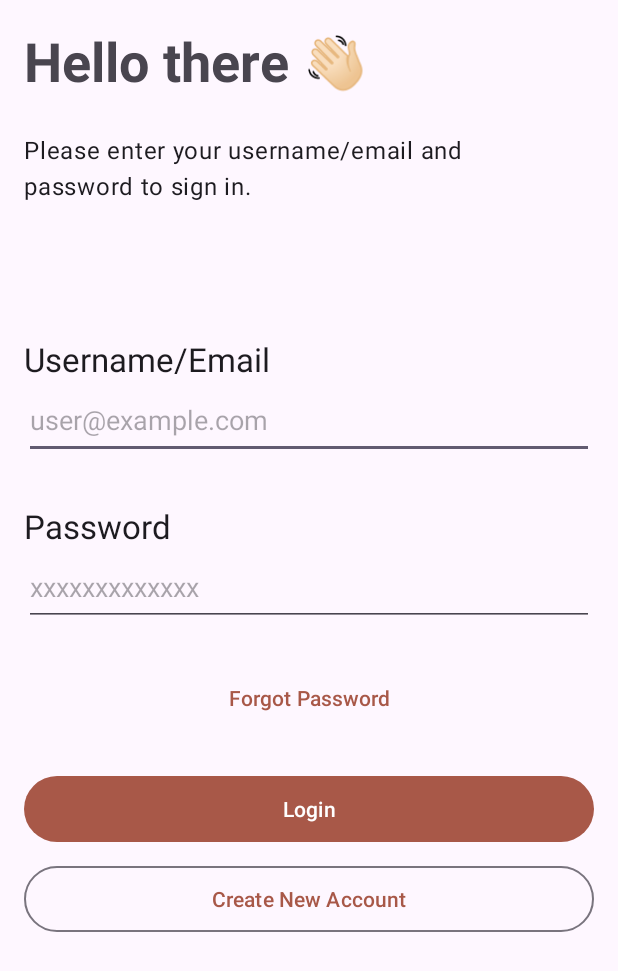
After one commit to Ahmedbadr22/articlo, an Android app: the fragment LoginFragment shown on its own in the app's theme, on a phone screen of 412 x 824 dp. The commit adds this screen. Shown: the top 971 px of the screen. Run offline under Robolectric (Android 15) with nearby library versions, the phone set to English and light mode, and no system bars; our stand-ins replace data binding, sdp/ssp sizes.

Commit message:
design: finish login screen design

```diff
--- /dev/null
+++ b/app/src/main/java/com/codersinvasion/articlo/ui/login/view/LoginFragment.kt
@@ -0,0 +1,21 @@
+package com.codersinvasion.articlo.ui.login.view
+
+import android.os.Bundle
+import androidx.fragment.app.Fragment
+import android.view.LayoutInflater
+import android.view.View
+import android.view.ViewGroup
+import com.codersinvasion.articlo.R
+
+
+class LoginFragment : Fragment() {
+
+    override fun onCreateView(
+        inflater: LayoutInflater, container: ViewGroup?,
+        savedInstanceState: Bundle?
+    ): View? {
+        // Inflate the layout for this fragment
+        return inflater.inflate(R.layout.fragment_login, container, false)
+    }
+
+}
--- /dev/null
+++ b/app/src/main/res/layout/fragment_login.xml
@@ -0,0 +1,118 @@
+<?xml version="1.0" encoding="utf-8"?>
+<layout xmlns:android="http://schemas.android.com/apk/res/android"
+    xmlns:app="http://schemas.android.com/apk/res-auto"
+    xmlns:tools="http://schemas.android.com/tools">
+
+    <data>
+
+    </data>
+
+    <androidx.constraintlayout.widget.ConstraintLayout
+        android:layout_width="match_parent"
+        android:layout_height="match_parent"
+        tools:context=".ui.login.view.LoginFragment"
+        android:padding="16dp">
+
+        <TextView
+            android:id="@+id/tv_hello_there"
+            android:layout_width="wrap_content"
+            android:layout_height="wrap_content"
+            android:text="@string/hello_there"
+            style="@style/TextAppearance.Material3.DisplaySmall"
+            android:textStyle="bold"
+            app:layout_constraintStart_toStartOf="parent"
+            app:layout_constraintTop_toTopOf="parent" />
+
+        <TextView
+            android:id="@+id/tv_login_tip"
+            style="@style/TextAppearance.Material3.BodyLarge"
+            android:layout_width="0dp"
+            android:layout_height="wrap_content"
+            android:layout_marginTop="24dp"
+            android:layout_marginEnd="32dp"
+            android:text="@string/please_enter_your_username_email_and_password_to_sign_in"
+            app:layout_constraintEnd_toEndOf="parent"
+            app:layout_constraintHorizontal_bias="0.0"
+            app:layout_constraintStart_toStartOf="@+id/tv_hello_there"
+            app:layout_constraintTop_toBottomOf="@+id/tv_hello_there" />
+
+        <TextView
+            android:id="@+id/tv_username_email"
+            style="@style/TextAppearance.Material3.TitleLarge"
+            android:layout_width="wrap_content"
+            android:layout_height="wrap_content"
+            android:layout_marginTop="90dp"
+            android:labelFor="@+id/edt_email"
+            android:text="@string/username_email"
+            app:layout_constraintStart_toStartOf="@+id/tv_login_tip"
+            app:layout_constraintTop_toBottomOf="@+id/tv_login_tip" />
+
+        <EditText
+            android:id="@+id/edt_email"
+            android:layout_width="0dp"
+            android:layout_height="@dimen/_40sdp"
+            android:hint="@string/user_example_com"
+            android:importantForAutofill="no"
+            android:inputType="textEmailAddress"
+            app:layout_constraintEnd_toEndOf="parent"
+            app:layout_constraintStart_toStartOf="parent"
+            app:layout_constraintTop_toBottomOf="@+id/tv_username_email"
+            tools:ignore="LabelFor" />
+
+        <TextView
+            android:id="@+id/tv_password"
+            style="@style/TextAppearance.Material3.TitleLarge"
+            android:layout_width="wrap_content"
+            android:layout_height="wrap_content"
+            android:layout_marginTop="30dp"
+            android:labelFor="@+id/edt_email"
+            android:text="@string/password"
+            app:layout_constraintStart_toStartOf="@+id/tv_login_tip"
+            app:layout_constraintTop_toBottomOf="@+id/edt_email" />
+
+        <EditText
+            android:id="@+id/edt_password"
+            android:layout_width="0dp"
+            android:layout_height="@dimen/_40sdp"
+            android:inputType="textPassword"
+            android:hint="@string/xxxxxxxxxxxxx"
+            app:layout_constraintEnd_toEndOf="parent"
+            app:layout_constraintStart_toStartOf="parent"
+            app:layout_constraintTop_toBottomOf="@+id/tv_password"
+            android:importantForAutofill="no" />
+
+        <Button
+            android:id="@+id/btn_forgot_password"
+            style="@style/Widget.Material3.Button.TextButton"
+            android:layout_width="wrap_content"
+            android:layout_height="wrap_content"
+            android:layout_marginTop="24dp"
+            android:text="@string/forgot_password"
+            app:layout_constraintEnd_toEndOf="parent"
+            app:layout_constraintStart_toStartOf="parent"
+            app:layout_constraintTop_toBottomOf="@+id/edt_password" />
+
+        <Button
+            android:id="@+id/btn_login"
+            android:layout_width="0dp"
+            android:layout_height="@dimen/_40sdp"
+            android:layout_marginTop="24dp"
+            android:text="@string/login"
+            app:layout_constraintEnd_toEndOf="parent"
+            app:layout_constraintStart_toStartOf="parent"
+            app:layout_constraintTop_toBottomOf="@+id/btn_forgot_password" />
+
+        <Button
+            android:id="@+id/btn_create_new_account"
+            android:layout_width="0dp"
+            android:layout_height="@dimen/_40sdp"
+            android:layout_marginTop="8dp"
+            style="?attr/materialButtonOutlinedStyle"
+            android:text="Create New Account"
+            app:layout_constraintEnd_toEndOf="parent"
+            app:layout_constraintStart_toStartOf="parent"
+            app:layout_constraintTop_toBottomOf="@+id/btn_login" />
+
+
+    </androidx.constraintlayout.widget.ConstraintLayout>
+</layout>
--- a/app/src/main/res/values/strings.xml
+++ b/app/src/main/res/values/strings.xml
@@ -10,4 +10,14 @@
     <string name="on_boarding_1_subtitle">With Articlo, it is easy for anyone to  publish articles online.</string>
     <string name="on_boarding_2_title">Let\'s Connect with others right now!</string>
     <string name="on_boarding_2_subtitle">With Articlo, it is easy for anyone to learn how to publish articles online.</string>
+    <!-- TODO: Remove or change this placeholder text -->
+    <string name="hello_blank_fragment">Hello blank fragment</string>
+    <string name="hello_there">Hello there 👋🏻</string>
+    <string name="please_enter_your_username_email_and_password_to_sign_in">Please enter your username/email and password to sign in.</string>
+    <string name="username_email">Username/Email</string>
+    <string name="user_example_com">user@example.com</string>
+    <string name="password">Password</string>
+    <string name="xxxxxxxxxxxxx">xxxxxxxxxxxxx</string>
+    <string name="forgot_password">Forgot Password</string>
+    <string name="login">Login</string>
 </resources>
```
